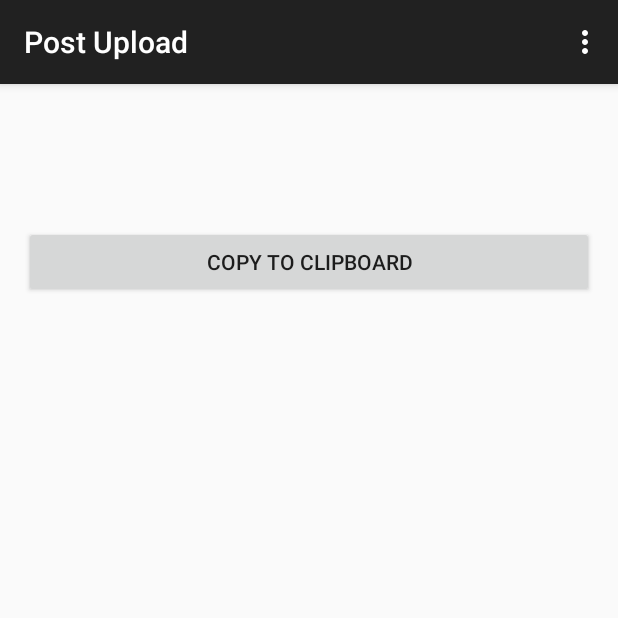
After one commit to sebastianrakel/fb-client-android, an Android app: the PostUploadActivity screen opened directly, with no data from a screen before it, on a phone screen of 412 x 824 dp, the top half of it. The commit adds this screen. Run offline under Robolectric (Android 15) with nearby library versions, the phone set to English and light mode, and no system bars; 1 statement that could not run was skipped.

Commit message:
adding settings and post upload

```diff
--- a/app/build.gradle
+++ b/app/build.gradle
@@ -30,4 +30,5 @@ dependencies {
     compile fileTree(dir: 'libs', include: ['*.jar'])
     compile 'com.android.support:appcompat-v7:21.0.3'
     compile 'com.android.support:support-v4:21.0.3'
+    compile 'com.google.android.gms:play-services:6.5.87'
 }
--- /dev/null
+++ b/app/src/main/java/eu/devunit/fb_client/PostUploadActivity.java
@@ -0,0 +1,49 @@
+package eu.devunit.fb_client;
+
+import android.support.v7.app.ActionBarActivity;
+import android.os.Bundle;
+import android.text.method.LinkMovementMethod;
+import android.view.Menu;
+import android.view.MenuItem;
+import android.widget.TextView;
+
+
+public class PostUploadActivity extends ActionBarActivity {
+
+    private String mURL;
+
+    @Override
+    protected void onCreate(Bundle savedInstanceState) {
+        super.onCreate(savedInstanceState);
+        setContentView(R.layout.activity_post_upload);
+
+        mURL = getIntent().getExtras().getString("paste_url");
+
+        TextView url_text_view = (TextView)findViewById(R.id.url_text);
+        url_text_view.setText(mURL);
+        url_text_view.setMovementMethod(LinkMovementMethod.getInstance());
+    }
+
+
+    @Override
+    public boolean onCreateOptionsMenu(Menu menu) {
+        // Inflate the menu; this adds items to the action bar if it is present.
+        getMenuInflater().inflate(R.menu.menu_post_upload, menu);
+        return true;
+    }
+
+    @Override
+    public boolean onOptionsItemSelected(MenuItem item) {
+        // Handle action bar item clicks here. The action bar will
+        // automatically handle clicks on the Home/Up button, so long
+        // as you specify a parent activity in AndroidManifest.xml.
+        int id = item.getItemId();
+
+        //noinspection SimplifiableIfStatement
+        if (id == R.id.action_settings) {
+            return true;
+        }
+
+        return super.onOptionsItemSelected(item);
+    }
+}
--- /dev/null
+++ b/app/src/main/res/layout/activity_post_upload.xml
@@ -0,0 +1,33 @@
+<RelativeLayout xmlns:android="http://schemas.android.com/apk/res/android"
+    xmlns:tools="http://schemas.android.com/tools" android:layout_width="match_parent"
+    android:layout_height="match_parent" android:paddingLeft="@dimen/activity_horizontal_margin"
+    android:paddingRight="@dimen/activity_horizontal_margin"
+    android:paddingTop="@dimen/activity_vertical_margin"
+    android:paddingBottom="@dimen/activity_vertical_margin"
+    tools:context="eu.devunit.fb_client.PostUploadActivity">
+
+    <TextView
+        android:layout_width="wrap_content"
+        android:layout_height="wrap_content"
+        android:textAppearance="?android:attr/textAppearanceLarge"
+        android:id="@+id/url_text"
+        android:layout_alignParentLeft="true"
+        android:layout_alignParentStart="true"
+        android:layout_alignRight="@+id/copy_to_clipboard_button"
+        android:layout_alignEnd="@+id/copy_to_clipboard_button"
+        android:inputType="textUri"
+        android:autoLink="web" />
+
+    <Button
+        android:layout_width="wrap_content"
+        android:layout_height="wrap_content"
+        android:text="@string/copy_clipboard_button"
+        android:id="@+id/copy_to_clipboard_button"
+        android:layout_marginTop="49dp"
+        android:layout_below="@+id/url_text"
+        android:layout_alignParentRight="true"
+        android:layout_alignParentEnd="true"
+        android:layout_alignParentLeft="true"
+        android:layout_alignParentStart="true" />
+
+</RelativeLayout>
--- /dev/null
+++ b/app/src/main/res/menu/menu_post_upload.xml
@@ -0,0 +1,7 @@
+<menu xmlns:android="http://schemas.android.com/apk/res/android"
+    xmlns:app="http://schemas.android.com/apk/res-auto"
+    xmlns:tools="http://schemas.android.com/tools"
+    tools:context="eu.devunit.fb_client.PostUploadActivity">
+    <item android:id="@+id/action_settings" android:title="@string/action_settings"
+        android:orderInCategory="100" app:showAsAction="never" />
+</menu>
--- a/app/src/main/res/values/strings.xml
+++ b/app/src/main/res/values/strings.xml
@@ -4,5 +4,6 @@
     <string name="app_name">fb-client</string>
     <string name="hello_world">Hello world!</string>
     <string name="action_settings">Settings</string>
+    <string name="title_activity_post_upload">Post Upload</string>
 
 </resources>
--- /dev/null
+++ b/app/src/main/res/values/strings_activity_post_upload.xml
@@ -0,0 +1,4 @@
+<?xml version="1.0" encoding="utf-8"?>
+<resources>
+    <string name="copy_clipboard_button">Copy to Clipboard</string>
+</resources>
```
Also changed, not shown: app/src/main/AndroidManifest.xml (+23 -0 lines), app/src/main/java/eu/devunit/fb_client/LoginActivity.java (added, +280 -0 lines), app/src/main/java/eu/devunit/fb_client/ProgressiveEntity.java (deleted, +0 -96 lines), app/src/main/java/eu/devunit/fb_client/SettingsActivity.java (+47 -0 lines), app/src/main/java/eu/devunit/fb_client/UploadActivity.java (+35 -5 lines), app/src/main/res/layout/activity_login.xml (added, +41 -0 lines), app/src/main/res/values/strings_activity_login.xml (added, +12 -0 lines), app/src/main/res/xml/pref_general.xml (+7 -0 lines), 1 other file.
